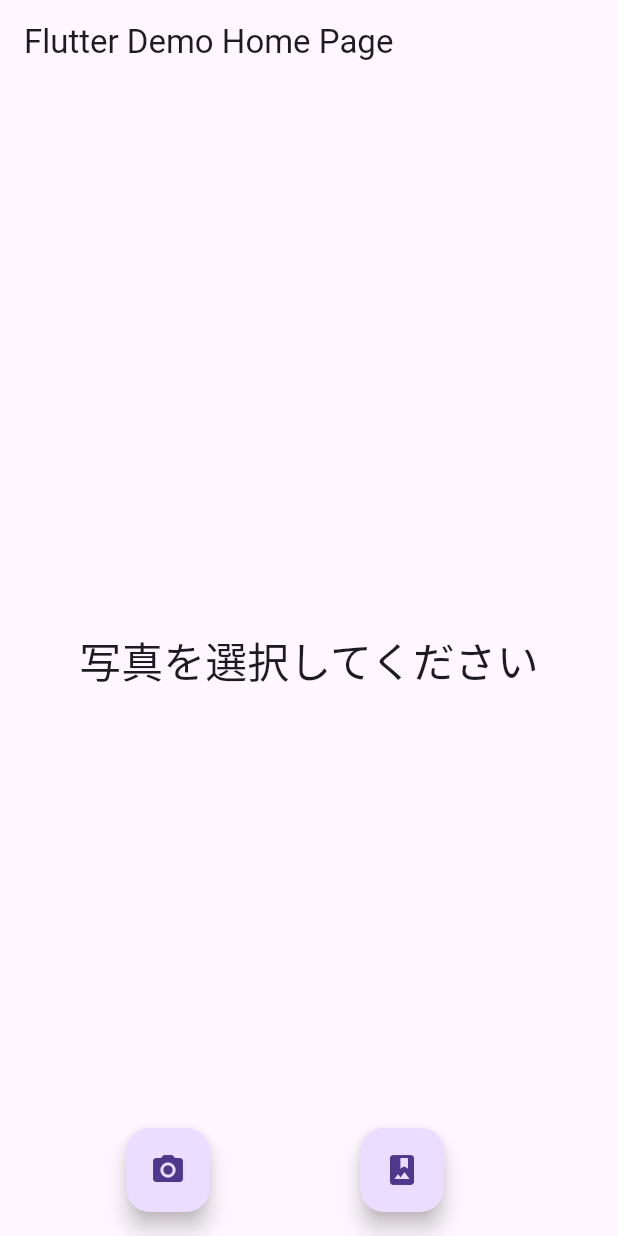
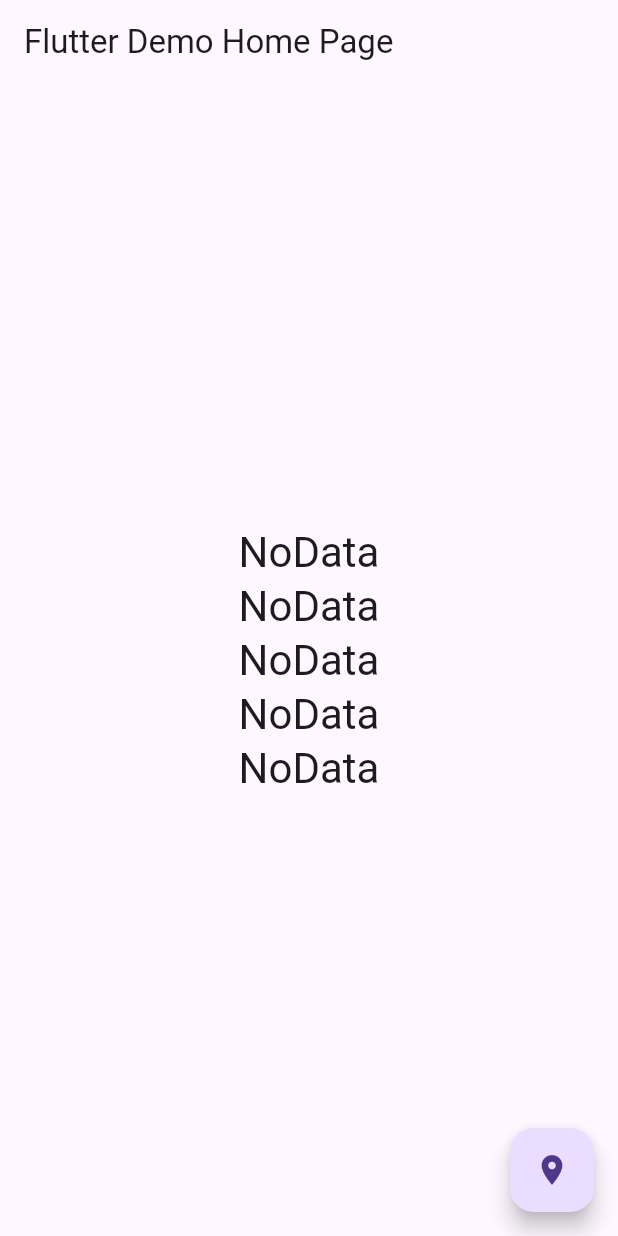
Before and after one commit to morieeeenyo/helloworld, a Flutter app: the screen it shows after launch, on a phone screen of 412 x 824 dp. Run offline on Flutter 3.47's test engine with Material 3 defaults, Android fonts, the phone set to English and light mode, and no system bars; our stand-ins replace geolocator.

Commit message:
chore: gps

```diff
--- a/lib/main.dart
+++ b/lib/main.dart
@@ -1,15 +1,13 @@
-import 'dart:io';
-
 import 'package:flutter/material.dart';
-import 'package:image_picker/image_picker.dart';
-import 'package:video_player/video_player.dart';
+import 'package:geolocator/geolocator.dart';
 
 void main() {
   runApp(const MyApp());
 }
 
 class MyApp extends StatelessWidget {
-  const MyApp({super.key});
+  const MyApp({Key? key}) : super(key: key);
+
   @override
   Widget build(BuildContext context) {
     return MaterialApp(
@@ -23,88 +21,67 @@ class MyApp extends StatelessWidget {
 }
 
 class MyHomePage extends StatefulWidget {
-  const MyHomePage({super.key, required this.title});
+  const MyHomePage({Key? key, required this.title}) : super(key: key);
   final String title;
+
   @override
   State<MyHomePage> createState() => _MyHomePageState();
 }
 
 class _MyHomePageState extends State<MyHomePage> {
-  VideoPlayerController? _controller;
-  XFile? _image;
-  final imagePicker = ImagePicker();
+  String _latitude = "NoData";
+  String _longitude = "NoData";
+  String _altitude = "NoData";
+  String _distanceInMeters = "NoData";
+  String _bearing = "NoData";
 
-  // カメラから写真を取得するメソッド
-  Future getImageFromCamera() async {
-    final pickedFile = await imagePicker.pickImage(source: ImageSource.camera);
+  Future<void> getLocation() async {
+    // 権限を取得
+    LocationPermission permission = await Geolocator.requestPermission();
+    // 権限がない場合は戻る
+    if (permission == LocationPermission.denied ||
+        permission == LocationPermission.deniedForever) {
+      return;
+    }
+    // 位置情報を取得
+    Position position = await Geolocator.getCurrentPosition(
+        desiredAccuracy: LocationAccuracy.high);
     setState(() {
-      if (pickedFile != null) {
-        _image = XFile(pickedFile.path);
-      }
+      // 北緯がプラス、南緯がマイナス
+      _latitude = "緯度: ${position.latitude.toStringAsFixed(2)}";
+      // 東経がプラス、西経がマイナス
+      _longitude = "経度: ${position.longitude.toStringAsFixed(2)}";
+      // 高度
+      _altitude = "高度: ${position.altitude.toStringAsFixed(2)}";
+      // 距離を1000で割ってkmで返す(サンパウロとの距離)
+      _distanceInMeters =
+          "距離:${(Geolocator.distanceBetween(position.latitude, position.longitude, -23.61, -46.40) / 1000).toStringAsFixed(2)}";
+      // 方位を返す(サンパウロとの方位)
+      _bearing =
+          "方位: ${(Geolocator.bearingBetween(position.latitude, position.longitude, -23.61, -46.40)).toStringAsFixed(2)}";
     });
-  }
-
-  // ギャラリーから写真を取得するメソッド
-  Future getImageFromGarally() async {
-    final pickedFile = await imagePicker.pickImage(source: ImageSource.gallery);
-    setState(() {
-      if (pickedFile != null) {
-        _image = XFile(pickedFile.path);
-      }
-    });
-  }
-
-  // カメラから動画を取得するメソッド
-  Future getVideoFromCamera() async {
-    XFile? pickedFile = await imagePicker.pickVideo(source: ImageSource.camera);
-    if (pickedFile != null) {
-      _controller = VideoPlayerController.file(File(pickedFile.path));
-      _controller!.initialize().then((_) {
-        setState(() {
-          _controller!.play();
-        });
-      });
-    }
-  }
-
-  // ギャラリーから動画を取得するメソッド
-  Future getVideoFromGarally() async {
-    XFile? pickedFile =
-        await imagePicker.pickVideo(source: ImageSource.gallery);
-    if (pickedFile != null) {
-      _controller = VideoPlayerController.file(File(pickedFile.path));
-      _controller!.initialize().then((_) {
-        setState(() {
-          _controller!.play();
-        });
-      });
-    }
   }
 
   @override
   Widget build(BuildContext context) {
     return Scaffold(
-        appBar: AppBar(
-          title: Text(widget.title),
-        ),
-        body: Center(
-            // 取得した写真を表示(ない場合はメッセージ)
-            child: _image == null
-                ? Text(
-                    '写真を選択してください',
-                    style: Theme.of(context).textTheme.headline4,
-                  )
-                : Image.file(File(_image!.path))),
-        floatingActionButton:
-            Row(mainAxisAlignment: MainAxisAlignment.spaceEvenly, children: [
-          // カメラから取得するボタン
-          FloatingActionButton(
-              onPressed: getImageFromCamera,
-              child: const Icon(Icons.photo_camera)),
-          // ギャラリーから取得するボタン
-          FloatingActionButton(
-              onPressed: getImageFromGarally,
-              child: const Icon(Icons.photo_album))
-        ]));
+      appBar: AppBar(
+        title: Text(widget.title),
+      ),
+      body: Center(
+        child: Column(
+            mainAxisAlignment: MainAxisAlignment.center,
+            children: <Widget>[
+              Text(_latitude, style: Theme.of(context).textTheme.headline4),
+              Text(_longitude, style: Theme.of(context).textTheme.headline4),
+              Text(_altitude, style: Theme.of(context).textTheme.headline4),
+              Text(_distanceInMeters,
+                  style: Theme.of(context).textTheme.headline4),
+              Text(_bearing, style: Theme.of(context).textTheme.headline4),
+            ]),
+      ),
+      floatingActionButton: FloatingActionButton(
+          onPressed: getLocation, child: const Icon(Icons.location_on)),
+    );
   }
 }
--- a/pubspec.yaml
+++ b/pubspec.yaml
@@ -33,6 +33,7 @@ dependencies:
   font_awesome_flutter: ^10.7.0
   image_picker: ^0.8.5+3
   video_player: ^2.4.5
+  geolocator: ^9.0.0
 
 
   # The following adds the Cupertino Icons font to your application.
```
Also changed, not shown: pubspec.lock, 6 other files.
